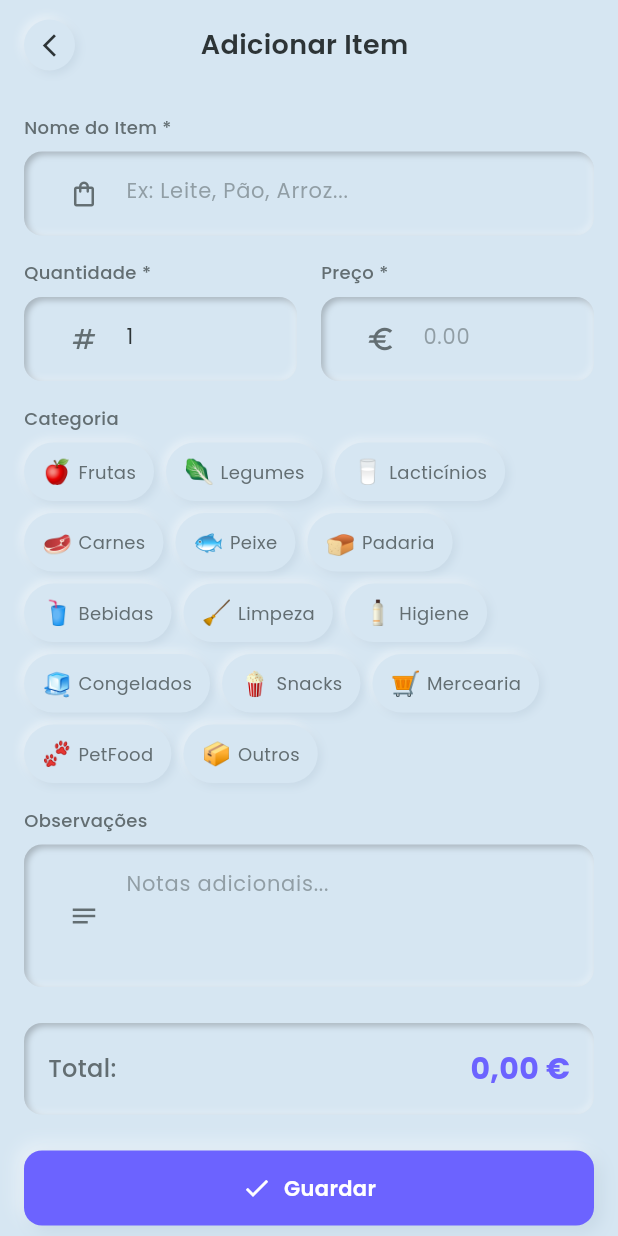
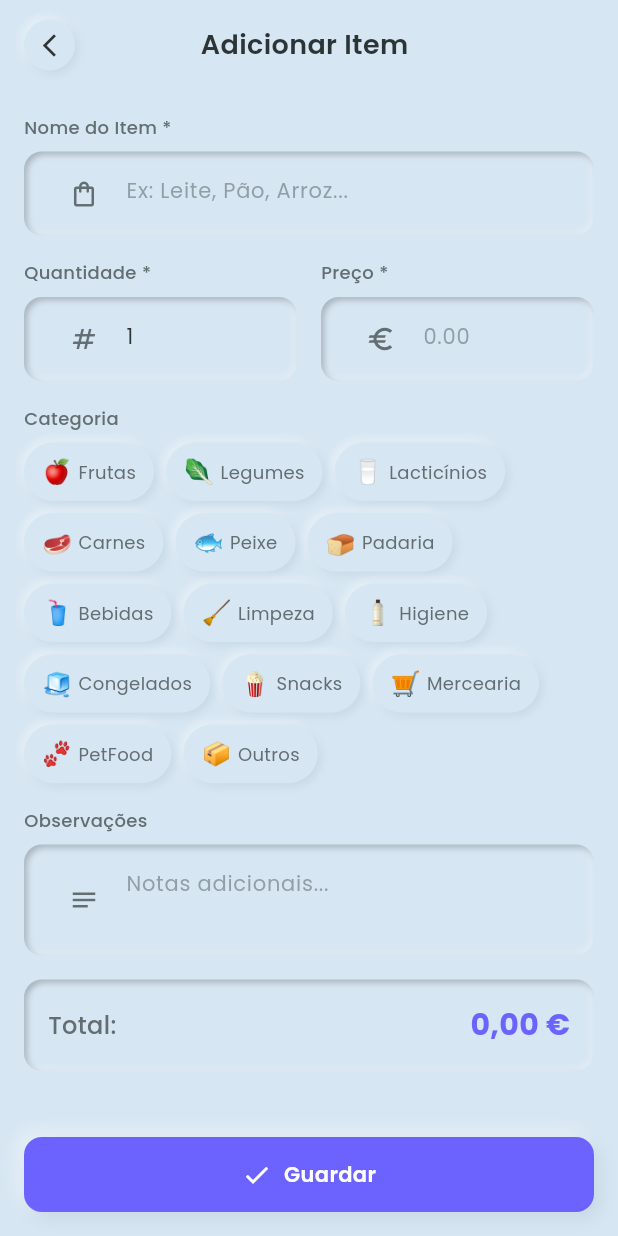
Before and after one commit to Leankar-dev/lista_da_casa3, a Flutter app: the screen it shows after launch, after a tap on the "add" icon, on a phone screen of 412 x 824 dp. Run offline on Flutter 3.47's test engine with Material 3 defaults, Android fonts, the light colour scheme and no system bars; our stand-ins replace cloud_firestore, drift, equatable, firebase_auth, firebase_core, fl_chart and 4 more; accounts and stored records are empty; generated files the repository leaves out were written again.

Commit message:
ajuste na posição do botão guardar na tela de adicionar itens e alteração de cor do NeumorphicBottomNav

```diff
--- a/lib/presentation/views/shopping_list/add_item_screen.dart
+++ b/lib/presentation/views/shopping_list/add_item_screen.dart
@@ -65,7 +65,10 @@
       appBar: CustomNeumorphicAppBar(
         title: isEditing ? AppStrings.editItem : AppStrings.addItem,
       ),
-      body: SingleChildScrollView(
+      body: Column(
+        children: [
+          Expanded(
+            child: SingleChildScrollView(
               padding: const EdgeInsets.all(AppConstants.defaultPadding),
               child: Form(
                 key: _formKey,
@@ -137,10 +140,10 @@
                       labelText: AppStrings.observations,
                       hintText: 'Notas adicionais...',
                       prefixIcon: Icons.notes_outlined,
-                maxLines: 3,
+                      maxLines: 2,
                       textInputAction: TextInputAction.done,
                     ),
-              const SizedBox(height: AppConstants.largePadding),
+                    const SizedBox(height: AppConstants.defaultPadding),
 
                     NeumorphicFlatCard(
                       child: Row(
@@ -165,16 +168,20 @@
                         ],
                       ),
                     ),
-              const SizedBox(height: AppConstants.largePadding),
-
-              NeumorphicPrimaryButton(
+                  ],
+                ),
+              ),
+            ),
+          ),
+          Padding(
+            padding: const EdgeInsets.all(AppConstants.defaultPadding),
+            child: NeumorphicPrimaryButton(
               text: AppStrings.save,
               icon: Icons.check,
               onPressed: _saveItem,
             ),
+          ),
         ],
-          ),
-        ),
       ),
     );
   }
--- a/lib/presentation/widgets/common/neumorphic_bottom_nav.dart
+++ b/lib/presentation/widgets/common/neumorphic_bottom_nav.dart
@@ -94,7 +94,7 @@
               child: Icon(
                 isSelected ? selectedIcon : icon,
                 size: 24,
-                color: isSelected ? AppColors.primary : AppColors.textSecondary,
+                color: isSelected ? AppColors.primary : AppColors.textPrimary,
               ),
             ),
             const SizedBox(height: 4),
@@ -102,8 +102,8 @@
               label,
               style: TextStyle(
                 fontSize: 10,
-                fontWeight: isSelected ? FontWeight.w600 : FontWeight.normal,
-                color: isSelected ? AppColors.primary : AppColors.textSecondary,
+                fontWeight: isSelected ? FontWeight.w600 : FontWeight.w500,
+                color: isSelected ? AppColors.primary : AppColors.textPrimary,
               ),
             ),
           ],
```
Lines whose indentation alone changed are shown as unchanged.
